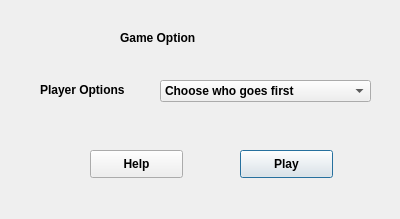
This is TicTacToe/playergameoptions.ui in Amatarasu/A-Team as Qt 5 draws it before an edit. The edited form follows.
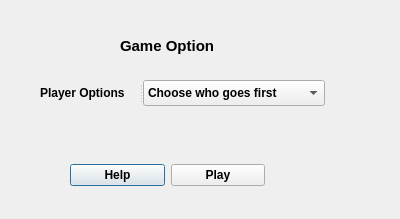
This is the edited form. Icons and pictures are not drawn.

Commit message: fixed several errors and align UI as well as code clean up

```diff
--- a/TicTacToe/playergameoptions.ui
+++ b/TicTacToe/playergameoptions.ui
@@ -13,75 +13,18 @@
   <property name="windowTitle">
    <string>Dialog</string>
   </property>
-  <widget class="QComboBox" name="playerGameOption">
-   <property name="geometry">
-    <rect>
-     <x>160</x>
-     <y>80</y>
-     <width>211</width>
-     <height>22</height>
-    </rect>
-   </property>
-   <property name="font">
-    <font>
-     <weight>75</weight>
-     <bold>true</bold>
-    </font>
-   </property>
-   <item>
-    <property name="text">
-     <string>Choose who goes first</string>
-    </property>
-   </item>
-   <item>
-    <property name="text">
-     <string>Player one Goes as X</string>
-    </property>
-    <property name="icon">
-     <iconset>
-      <normaloff>images/Icons/X 25x25.png</normaloff>images/Icons/X 25x25.png</iconset>
-    </property>
-   </item>
-   <item>
-    <property name="text">
-     <string>Player One goes as O</string>
-    </property>
-    <property name="icon">
-     <iconset>
-      <normaloff>O_file.png</normaloff>O_file.png</iconset>
-    </property>
-   </item>
-  </widget>
-  <widget class="QLabel" name="PlayerOptionlabel">
-   <property name="geometry">
-    <rect>
-     <x>40</x>
-     <y>80</y>
-     <width>101</width>
-     <height>20</height>
-    </rect>
-   </property>
-   <property name="font">
-    <font>
-     <weight>75</weight>
-     <bold>true</bold>
-    </font>
-   </property>
-   <property name="text">
-    <string>Player Options</string>
-   </property>
-  </widget>
   <widget class="QLabel" name="gameOptionForPlayers">
    <property name="geometry">
     <rect>
      <x>120</x>
      <y>30</y>
-     <width>111</width>
-     <height>16</height>
+     <width>141</width>
+     <height>31</height>
     </rect>
    </property>
    <property name="font">
     <font>
+     <pointsize>11</pointsize>
      <weight>75</weight>
      <bold>true</bold>
     </font>
@@ -90,63 +33,118 @@
     <string>Game Option</string>
    </property>
   </widget>
-  <widget class="QPushButton" name="pushButton">
+  <widget class="QWidget" name="">
    <property name="geometry">
     <rect>
-     <x>240</x>
-     <y>150</y>
-     <width>93</width>
-     <height>28</height>
+     <x>70</x>
+     <y>157</y>
+     <width>195</width>
+     <height>36</height>
     </rect>
    </property>
-   <property name="font">
-    <font>
-     <weight>75</weight>
-     <bold>true</bold>
-    </font>
-   </property>
-   <property name="text">
-    <string>Play</string>
-   </property>
-   <property name="icon">
-    <iconset>
-     <normaloff>images/Icons/Play Icon 50x50.png</normaloff>images/Icons/Play Icon 50x50.png</iconset>
-   </property>
-   <property name="iconSize">
-    <size>
-     <width>25</width>
-     <height>25</height>
-    </size>
-   </property>
+   <layout class="QHBoxLayout" name="horizontalLayout">
+    <item>
+     <widget class="QPushButton" name="playerOptionHelpButton">
+      <property name="font">
+       <font>
+        <weight>75</weight>
+        <bold>true</bold>
+       </font>
+      </property>
+      <property name="text">
+       <string>Help</string>
+      </property>
+      <property name="icon">
+       <iconset>
+        <normaloff>images/Icons/Help Icon 25x25.png</normaloff>images/Icons/Help Icon 25x25.png</iconset>
+      </property>
+      <property name="iconSize">
+       <size>
+        <width>25</width>
+        <height>25</height>
+       </size>
+      </property>
+     </widget>
+    </item>
+    <item>
+     <widget class="QPushButton" name="pushButton">
+      <property name="font">
+       <font>
+        <weight>75</weight>
+        <bold>true</bold>
+       </font>
+      </property>
+      <property name="text">
+       <string>Play</string>
+      </property>
+      <property name="icon">
+       <iconset>
+        <normaloff>images/Icons/Play Icon 50x50.png</normaloff>images/Icons/Play Icon 50x50.png</iconset>
+      </property>
+      <property name="iconSize">
+       <size>
+        <width>25</width>
+        <height>25</height>
+       </size>
+      </property>
+     </widget>
+    </item>
+   </layout>
   </widget>
-  <widget class="QPushButton" name="playerOptionHelpButton">
+  <widget class="QSplitter" name="splitter">
    <property name="geometry">
     <rect>
-     <x>90</x>
-     <y>150</y>
-     <width>93</width>
-     <height>28</height>
+     <x>40</x>
+     <y>80</y>
+     <width>285</width>
+     <height>26</height>
     </rect>
    </property>
-   <property name="font">
-    <font>
-     <weight>75</weight>
-     <bold>true</bold>
-    </font>
+   <property name="orientation">
+    <enum>Qt::Horizontal</enum>
    </property>
-   <property name="text">
-    <string>Help</string>
-   </property>
-   <property name="icon">
-    <iconset>
-     <normaloff>images/Icons/Help Icon 25x25.png</normaloff>images/Icons/Help Icon 25x25.png</iconset>
-   </property>
-   <property name="iconSize">
-    <size>
-     <width>25</width>
-     <height>25</height>
-    </size>
-   </property>
+   <widget class="QLabel" name="PlayerOptionlabel">
+    <property name="font">
+     <font>
+      <weight>75</weight>
+      <bold>true</bold>
+     </font>
+    </property>
+    <property name="text">
+     <string>Player Options</string>
+    </property>
+   </widget>
+   <widget class="QComboBox" name="playerGameOption">
+    <property name="font">
+     <font>
+      <weight>75</weight>
+      <bold>true</bold>
+     </font>
+    </property>
+    <item>
+     <property name="text">
+      <string>Choose who goes first</string>
+     </property>
+    </item>
+    <item>
+     <property name="text">
+      <string>Player one Goes as X</string>
+     </property>
+     <property name="icon">
+      <iconset>
+       <normaloff>images/Icons/X 25x25.png</normaloff>images/Icons/X 25x25.png</iconset>
+     </property>
+    </item>
+    <item>
+     <property name="text">
+      <string>Player One goes as O</string>
+     </property>
+     <property name="icon">
+      <iconset>
+       <normaloff>O_file.png</normaloff>O_file.png</iconset>
+     </property>
+    </item>
+   </widget>
   </widget>
  </widget>
  <resources/>
```
The commit also changes 5 other files.
